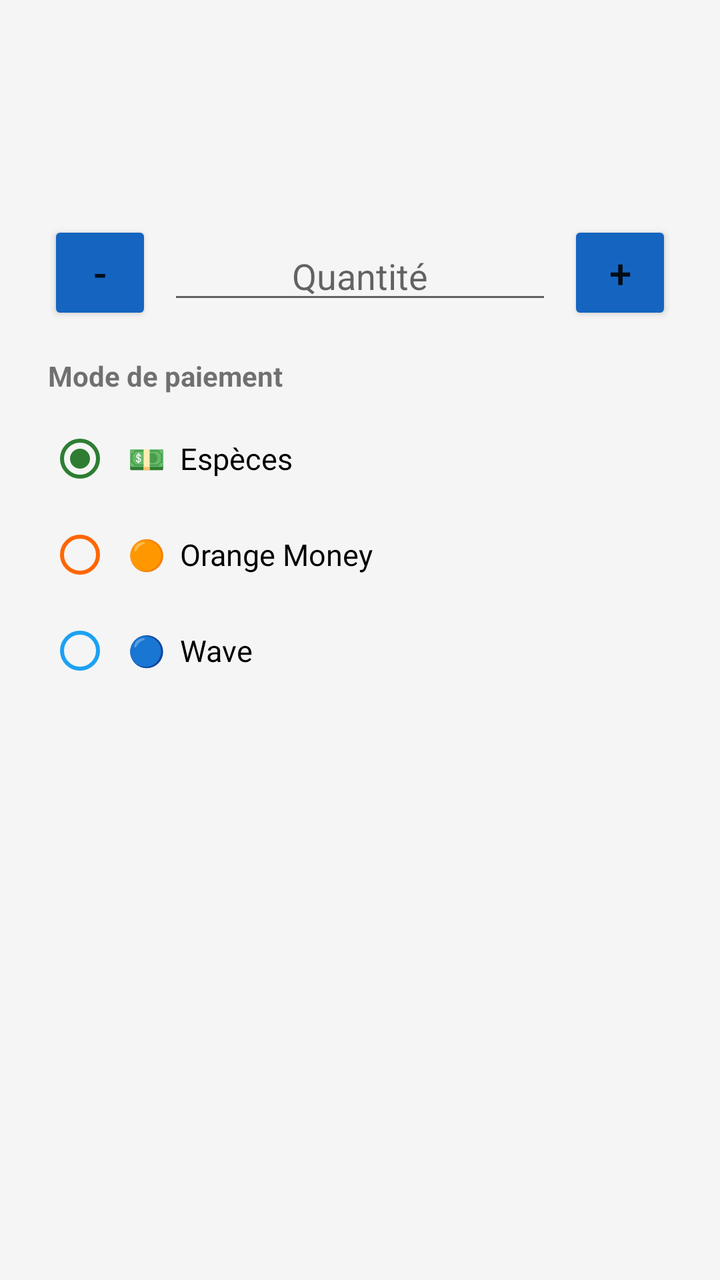
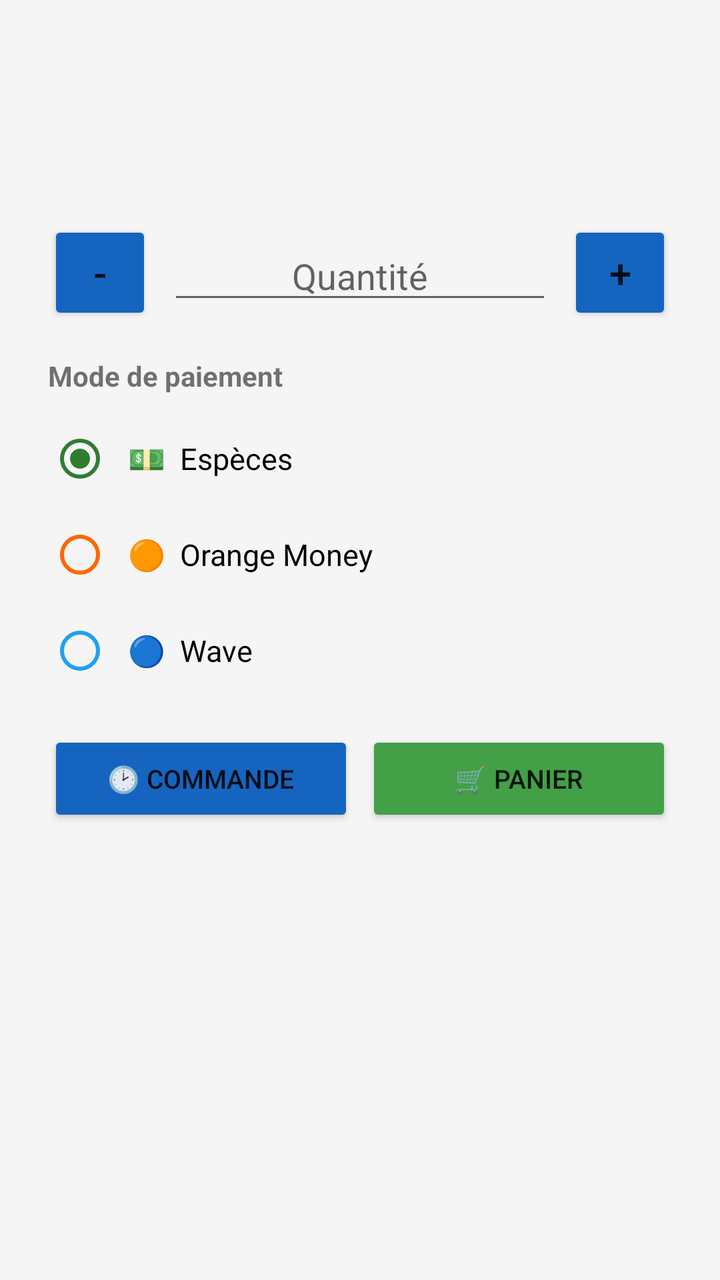

Two renders of the same Android screen: before a commit and after it. Below are the layout's source before the change and the commit's diff.
<!-- AndroidManifest.xml: application theme Theme.MonStock -->
<!-- res/layout/dialog_sell.xml -->
<?xml version="1.0" encoding="utf-8"?>
<LinearLayout xmlns:android="http://schemas.android.com/apk/res/android"
    android:layout_width="match_parent"
    android:layout_height="wrap_content"
    android:orientation="vertical"
    android:padding="24dp">

    <TextView
        android:id="@+id/tvAvailableStock"
        android:layout_width="match_parent"
        android:layout_height="wrap_content"
        android:textStyle="bold"
        android:textSize="15sp"
        android:textColor="?attr/colorPrimary"
        android:layout_marginBottom="4dp" />

    <TextView
        android:id="@+id/tvUnitPrice"
        android:layout_width="match_parent"
        android:layout_height="wrap_content"
        android:textStyle="bold"
        android:textSize="15sp"
        android:textColor="@color/accent"
        android:layout_marginBottom="4dp" />

    <TextView
        android:id="@+id/tvTotalPrice"
        android:layout_width="match_parent"
        android:layout_height="wrap_content"
        android:textStyle="bold"
        android:textSize="19sp"
        android:textColor="@color/accent"
        android:layout_marginBottom="12dp" />

    <LinearLayout
        android:layout_width="match_parent"
        android:layout_height="wrap_content"
        android:orientation="horizontal"
        android:gravity="center_vertical">

        <Button
            android:id="@+id/btnMinus"
            android:layout_width="52dp"
            android:layout_height="52dp"
            android:text="-"
            android:textSize="20sp"
            android:backgroundTint="?attr/colorPrimary" />

        <EditText
            android:id="@+id/etQuantitySold"
            android:layout_width="0dp"
            android:layout_height="wrap_content"
            android:layout_weight="1"
            android:gravity="center"
            android:hint="@string/quantity"
            android:inputType="number"
            android:textSize="18sp"
            android:layout_marginHorizontal="8dp" />

        <Button
            android:id="@+id/btnPlus"
            android:layout_width="52dp"
            android:layout_height="52dp"
            android:text="+"
            android:textSize="20sp"
            android:backgroundTint="?attr/colorPrimary" />

    </LinearLayout>

    <TextView
        android:layout_width="wrap_content"
        android:layout_height="wrap_content"
        android:text="Mode de paiement"
        android:textStyle="bold"
        android:layout_marginTop="16dp"
        android:layout_marginBottom="8dp" />

    <RadioGroup
        android:id="@+id/rgPayment"
        android:layout_width="match_parent"
        android:layout_height="wrap_content">

        <RadioButton
            android:id="@+id/rbCash"
            android:layout_width="match_parent"
            android:layout_height="wrap_content"
            android:text="💵  Espèces"
            android:textSize="15sp"
            android:buttonTint="@color/cash"
            android:checked="true"
            android:padding="8dp" />

        <RadioButton
            android:id="@+id/rbOrangeMoney"
            android:layout_width="match_parent"
            android:layout_height="wrap_content"
            android:text="🟠  Orange Money"
            android:textSize="15sp"
            android:buttonTint="@color/orange_money"
            android:padding="8dp" />

        <RadioButton
            android:id="@+id/rbWave"
            android:layout_width="match_parent"
            android:layout_height="wrap_content"
            android:text="🔵  Wave"
            android:textSize="15sp"
            android:buttonTint="@color/wave"
            android:padding="8dp" />

    </RadioGroup>

</LinearLayout>
<!-- resources referenced by this layout -->
<resources>
  <color name="accent">#43A047</color>
  <color name="cash">#2E7D32</color>
  <color name="orange_money">#FF6600</color>
  <color name="wave">#1DA1F2</color>
  <string name="quantity">Quantité</string>
  <style name="Theme.MonStock" parent="Theme.MaterialComponents.DayNight.NoActionBar">
          <item name="colorPrimary">@color/primary</item>
          <item name="colorPrimaryDark">@color/primary_dark</item>
          <item name="colorAccent">@color/accent</item>
          <item name="android:windowBackground">@color/background</item>
      </style>
  <color name="primary">#1565C0</color>
  <color name="primary_dark">#0D47A1</color>
  <color name="background">#F5F5F5</color>
</resources>

<!-- the commit's change to res/layout/dialog_sell.xml (unified diff, before → after) -->
@@ -110,4 +110,31 @@
 
     </RadioGroup>
 
+    <LinearLayout
+        android:layout_width="match_parent"
+        android:layout_height="wrap_content"
+        android:orientation="horizontal"
+        android:layout_marginTop="16dp">
+
+        <Button
+            android:id="@+id/btnOrderSingle"
+            android:layout_width="0dp"
+            android:layout_height="wrap_content"
+            android:layout_weight="1"
+            android:text="🕑 Commande"
+            android:textSize="13sp"
+            android:backgroundTint="?attr/colorPrimary"
+            android:layout_marginEnd="6dp" />
+
+        <Button
+            android:id="@+id/btnAddToCart"
+            android:layout_width="0dp"
+            android:layout_height="wrap_content"
+            android:layout_weight="1"
+            android:text="🛒 Panier"
+            android:textSize="13sp"
+            android:backgroundTint="@color/accent" />
+
+    </LinearLayout>
+
 </LinearLayout>
